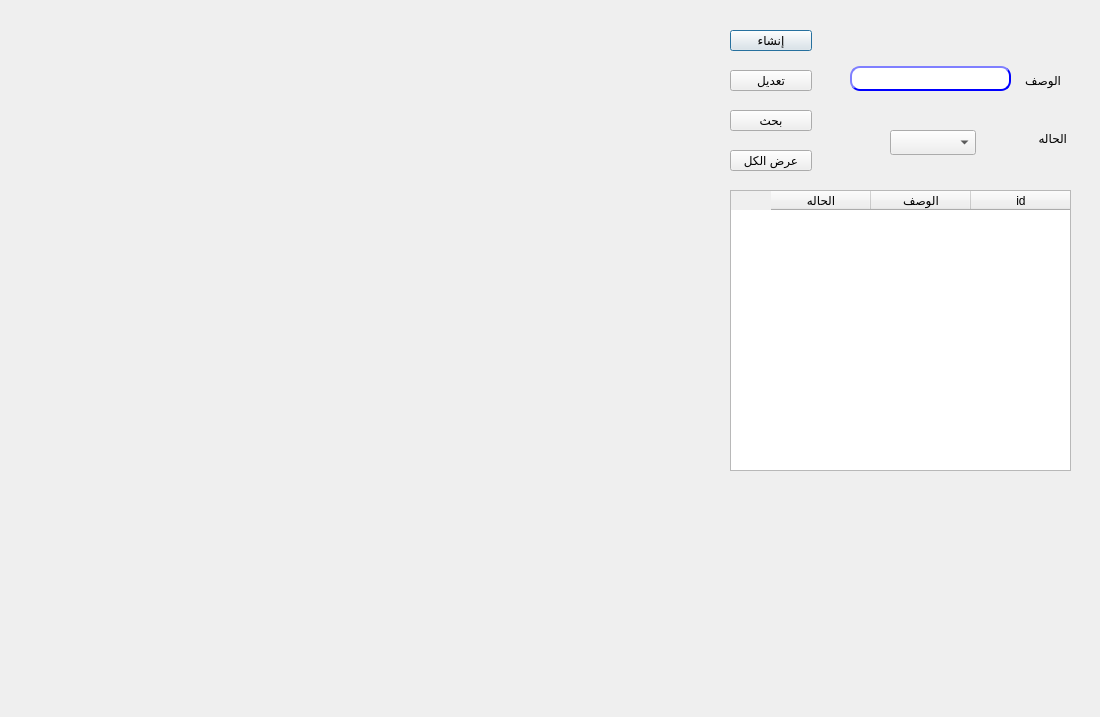
This is presentation/master_data_ui/district.ui in shymaa123456/HyperPOS2020 as Qt 5 draws it before an edit. The edited form follows.
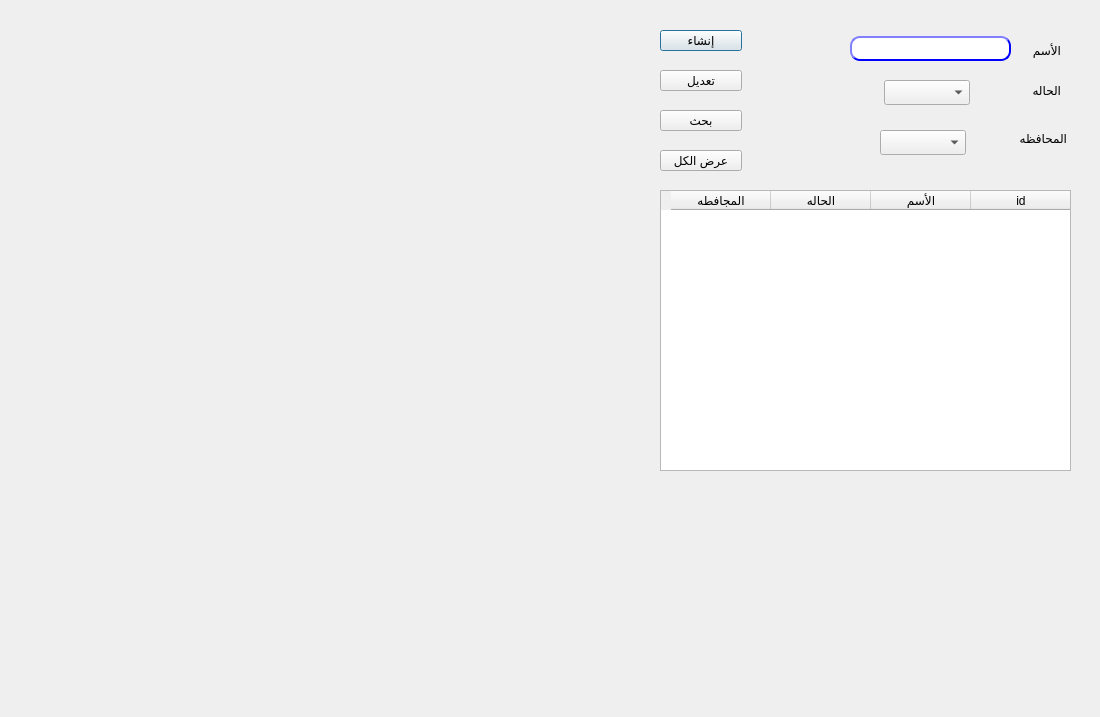
This is the edited form.

Commit message: Master data forms

Patch:
```diff
--- a/presentation/master_data_ui/district.ui
+++ b/presentation/master_data_ui/district.ui
@@ -29,22 +29,22 @@
    <property name="geometry">
     <rect>
      <x>980</x>
-     <y>70</y>
+     <y>40</y>
      <width>81</width>
      <height>21</height>
     </rect>
    </property>
    <property name="text">
-    <string>الوصف</string>
+    <string>الأسم</string>
    </property>
   </widget>
   <widget class="QLabel" name="label_2">
    <property name="geometry">
     <rect>
      <x>1000</x>
-     <y>130</y>
-     <width>67</width>
-     <height>17</height>
+     <y>80</y>
+     <width>61</width>
+     <height>20</height>
     </rect>
    </property>
    <property name="text">
@@ -54,8 +54,8 @@
   <widget class="QComboBox" name="CMB_status">
    <property name="geometry">
     <rect>
-     <x>890</x>
-     <y>130</y>
+     <x>884</x>
+     <y>80</y>
      <width>86</width>
      <height>25</height>
     </rect>
@@ -64,7 +64,7 @@
   <widget class="QPushButton" name="BTN_create">
    <property name="geometry">
     <rect>
-     <x>730</x>
+     <x>660</x>
      <y>30</y>
      <width>82</width>
      <height>21</height>
@@ -81,7 +81,7 @@
    <property name="geometry">
     <rect>
      <x>850</x>
-     <y>66</y>
+     <y>36</y>
      <width>161</width>
      <height>25</height>
     </rect>
@@ -117,9 +117,9 @@
   <widget class="QTableWidget" name="Qtable">
    <property name="geometry">
     <rect>
-     <x>730</x>
+     <x>660</x>
      <y>190</y>
-     <width>341</width>
+     <width>411</width>
      <height>281</height>
     </rect>
    </property>
@@ -133,7 +133,7 @@
    </column>
    <column>
     <property name="text">
-     <string>الوصف</string>
+     <string>الأسم</string>
     </property>
    </column>
    <column>
@@ -141,11 +141,16 @@
      <string>الحاله</string>
     </property>
    </column>
+   <column>
+    <property name="text">
+     <string>المجافطه</string>
+    </property>
+   </column>
   </widget>
   <widget class="QPushButton" name="BTN_modify">
    <property name="geometry">
     <rect>
-     <x>730</x>
+     <x>660</x>
      <y>70</y>
      <width>82</width>
      <height>21</height>
@@ -161,7 +166,7 @@
   <widget class="QPushButton" name="BTN_search">
    <property name="geometry">
     <rect>
-     <x>730</x>
+     <x>660</x>
      <y>110</y>
      <width>82</width>
      <height>21</height>
@@ -180,7 +185,7 @@
    </property>
    <property name="geometry">
     <rect>
-     <x>820</x>
+     <x>780</x>
      <y>40</y>
      <width>31</width>
      <height>20</height>
@@ -209,7 +214,7 @@
   <widget class="QPushButton" name="BTN_search_all">
    <property name="geometry">
     <rect>
-     <x>730</x>
+     <x>660</x>
      <y>150</y>
      <width>82</width>
      <height>21</height>
@@ -222,6 +227,29 @@
     <string>عرض الكل</string>
    </property>
   </widget>
+  <widget class="QComboBox" name="CMB_city">
+   <property name="geometry">
+    <rect>
+     <x>880</x>
+     <y>130</y>
+     <width>86</width>
+     <height>25</height>
+    </rect>
+   </property>
+  </widget>
+  <widget class="QLabel" name="label_3">
+   <property name="geometry">
+    <rect>
+     <x>1000</x>
+     <y>130</y>
+     <width>67</width>
+     <height>17</height>
+    </rect>
+   </property>
+   <property name="text">
+    <string>المحافظه</string>
+   </property>
+  </widget>
  </widget>
  <resources/>
  <connections/>
```
The commit also changes 7 other files.
